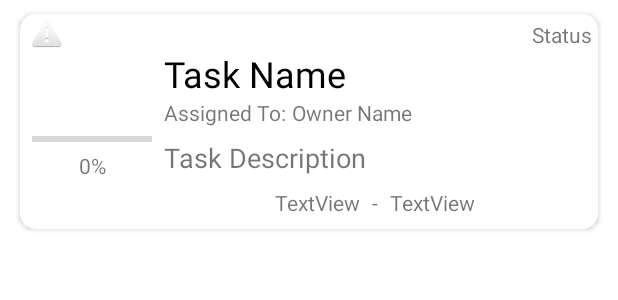
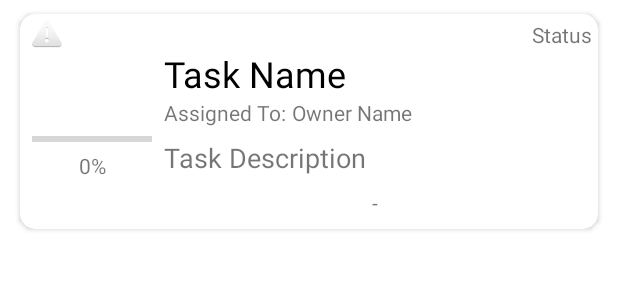
Before and after one commit to johnmollaghan/JohnMollaghanTeamworkApp, an Android app: the layout task_cell.xml on its own in the app's theme, with its tools: preview values and no code run, on a phone screen of 412 x 824 dp. Shown: the top 300 px of the screen. Run offline under Robolectric (Android 15) with nearby library versions, the phone set to English and light mode, and no system bars.

```diff
--- a/app/src/main/java/com/jm/johnmollaghanteamworkapp/adapters/ProjectListAdapter.java
+++ b/app/src/main/java/com/jm/johnmollaghanteamworkapp/adapters/ProjectListAdapter.java
@@ -3,7 +3,6 @@ package com.jm.johnmollaghanteamworkapp.adapters;
 import android.content.Context;
 import android.content.Intent;
 import android.graphics.Color;
-import android.util.Log;
 import android.view.LayoutInflater;
 import android.view.View;
 import android.view.ViewGroup;
--- a/app/src/main/res/layout/project_cell.xml
+++ b/app/src/main/res/layout/project_cell.xml
@@ -67,7 +67,7 @@
                 app:layout_constraintStart_toStartOf="parent"
                 app:layout_constraintTop_toTopOf="@+id/tvProjectName"
                 tools:srcCompat="@tools:sample/avatars[0]"
-                android:contentDescription="TODO" />
+                android:contentDescription="Owner Avatar" />
 
             <TextView
                 android:id="@+id/tvProjectName"
--- a/app/src/main/res/layout/task_cell.xml
+++ b/app/src/main/res/layout/task_cell.xml
@@ -148,14 +148,14 @@
                 app:layout_constraintStart_toStartOf="parent"
                 app:layout_constraintTop_toTopOf="@+id/tvTaskStatus"
                 app:srcCompat="@android:drawable/ic_dialog_alert"
-                android:contentDescription="TODO" />
+                android:contentDescription="Task Priority" />
 
             <TextView
                 android:id="@+id/tvTaskStartDate"
                 android:layout_width="wrap_content"
                 android:layout_height="wrap_content"
                 android:layout_marginTop="8dp"
-                android:text="TextView"
+                android:text=""
                 app:layout_constraintEnd_toStartOf="@+id/textView3"
                 app:layout_constraintHorizontal_bias="0.5"
                 app:layout_constraintHorizontal_chainStyle="packed"
@@ -167,7 +167,7 @@
                 android:layout_width="wrap_content"
                 android:layout_height="wrap_content"
                 android:layout_marginTop="8dp"
-                android:text="TextView"
+                android:text=""
                 app:layout_constraintEnd_toEndOf="@+id/tvTaskDescription"
                 app:layout_constraintHorizontal_bias="0.5"
                 app:layout_constraintStart_toEndOf="@+id/textView3"
```
